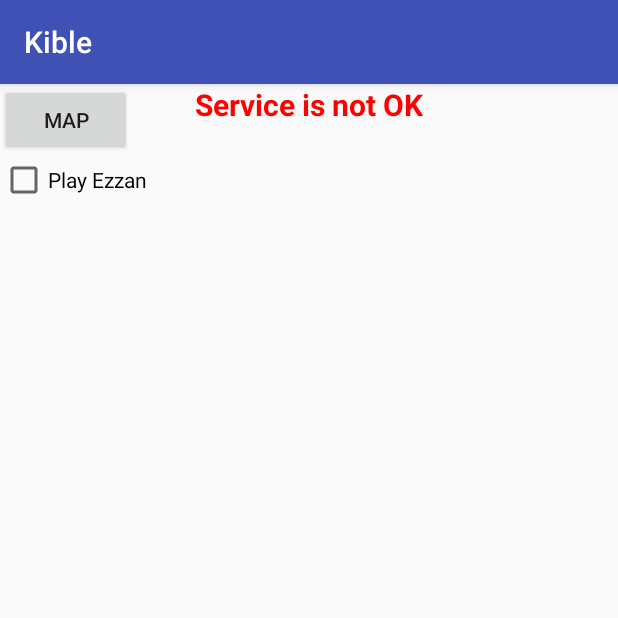
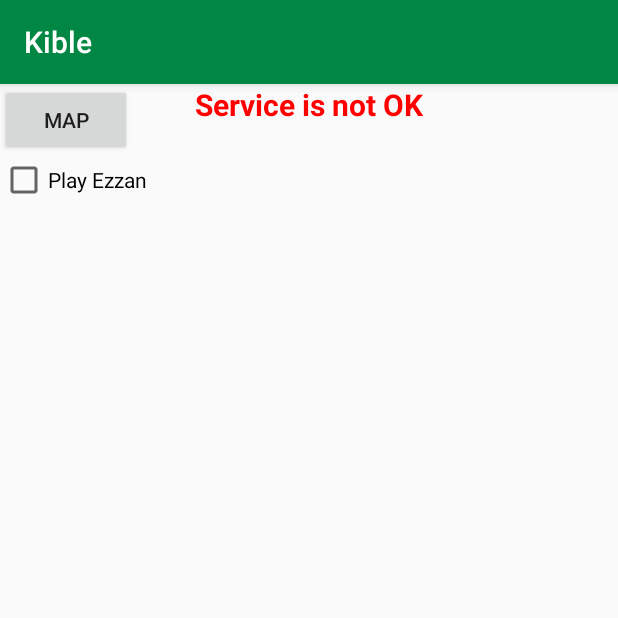
Before and after one commit to cengice/GMapApi_Compass, an Android app: the screen it shows after launch (MainActivity), on a phone screen of 412 x 824 dp, the top half of it. Run offline under Robolectric (Android 15) with nearby library versions, the phone set to English and light mode, and no system bars.

Commit message:
Working with compass as map

```diff
--- a/app/src/main/java/com/example/haris/mapsgooglegoogleplaces/MainActivity.java
+++ b/app/src/main/java/com/example/haris/mapsgooglegoogleplaces/MainActivity.java
@@ -1,8 +1,10 @@
 package com.example.haris.mapsgooglegoogleplaces;
 import android.app.Dialog;
 import android.content.Intent;
+import android.media.MediaPlayer;
 import android.support.v7.app.AppCompatActivity;
 import android.os.Bundle;
+import android.support.v7.widget.Toolbar;
 import android.util.Log;
 import android.view.View;
 import android.widget.Button;
@@ -15,6 +17,7 @@ public class MainActivity extends AppCompatActivity {
 
     TextView txt_serviceok;
     TextView txt_servicenotok;
+    MediaPlayer mp;
 
     private static final String TAG ="MainActivity";
     private static final int ERROR_DIALOG_REQUEST = 9001;
@@ -22,9 +25,16 @@ public class MainActivity extends AppCompatActivity {
     @Override
     protected void onCreate(Bundle savedInstanceState) {
         super.onCreate(savedInstanceState);
+
         setContentView(R.layout.activity_main);
+
+/*
+        Toolbar myToolbar = (Toolbar) findViewById(R.id.my_toolbar);
+        setSupportActionBar(myToolbar);
+*/
         txt_serviceok = (TextView) findViewById(R.id.txt_serviceok);
         txt_servicenotok = (TextView) findViewById(R.id.txt_servicenotok);
+        mp = MediaPlayer.create(this, R.raw.abc);
 
         if(isServicesOK()){
             init();
@@ -45,6 +55,11 @@ public class MainActivity extends AppCompatActivity {
         });
     }
 
+    //boolean playSong=true;
+
+    public void playAudio(View v){
+        mp.start();
+    }
     public boolean isServicesOK(){
         Log.d(TAG, "isServicesOK: checking google services version");
 
--- a/app/src/main/res/layout/activity_main.xml
+++ b/app/src/main/res/layout/activity_main.xml
@@ -6,12 +6,22 @@
     android:layout_height="match_parent"
     tools:context="com.example.haris.mapsgooglegoogleplaces.MainActivity">
 
+<!--
+    <android.support.v7.widget.Toolbar
+        android:id="@+id/my_toolbar"
+        android:layout_width="match_parent"
+        android:layout_height="?attr/actionBarSize"
+        android:background="?attr/colorPrimary"
+        android:elevation="4dp"
+        android:theme="@style/ThemeOverlay.AppCompat.ActionBar"/>
+-->
+        <!--app:popupTheme="@style/ThemeOverlay.AppCompat.Light"/>-->
+
     <Button
         android:layout_width="wrap_content"
         android:layout_height="wrap_content"
         android:text="@string/btn_map"
         android:id="@+id/btnMap"/>
-
     <TextView
         android:layout_width="match_parent"
         android:layout_height="wrap_content"
@@ -40,6 +50,7 @@
         android:layout_height="wrap_content"
         android:layout_below="@+id/btnMap"
         android:text="Play Ezzan"
+        android:onClick="playAudio"
         tools:layout_editor_absoluteX="16dp"
         tools:layout_editor_absoluteY="66dp" />
 
--- a/app/src/main/res/values/colors.xml
+++ b/app/src/main/res/values/colors.xml
@@ -1,6 +1,8 @@
 <?xml version="1.0" encoding="utf-8"?>
 <resources>
-    <color name="colorPrimary">#3F51B5</color>
-    <color name="colorPrimaryDark">#303F9F</color>
+<!--    <color name="colorPrimary">#3F51B5</color> -->
+    <color name="colorPrimary">#008744</color>
+<!--    <color name="colorPrimaryDark">#303F9F</color> -->
+    <color name="colorPrimaryDark">#028900</color>
     <color name="colorAccent">#FF4081</color>
 </resources>
--- a/app/src/main/res/values/strings.xml
+++ b/app/src/main/res/values/strings.xml
@@ -3,7 +3,8 @@
     <string name="app_name">Kible</string>
     <string name="btn_map">Map</string>
    <string name="btn_compass">Compass</string>
-   <string name="btn_home">Home</string>
+    <string name="btn_home">Home</string>
+    <string name="btn_save">Save</string>
     <string name="txt_azimuth">0         0</string>
     <string name="txt_serviceok">Service is OK</string>
     <string name="txt_servicenotok">Service is not OK</string>
```
Also changed, not shown: app/src/main/AndroidManifest.xml (+18 -2 lines), app/src/main/java/com/example/haris/mapsgooglegoogleplaces/MapActivity.java (+24 -11 lines), app/src/main/res/layout/activity_compass.xml (+25 -24 lines), app/src/main/res/layout/activity_map.xml (+5 -4 lines), 2 other files.
